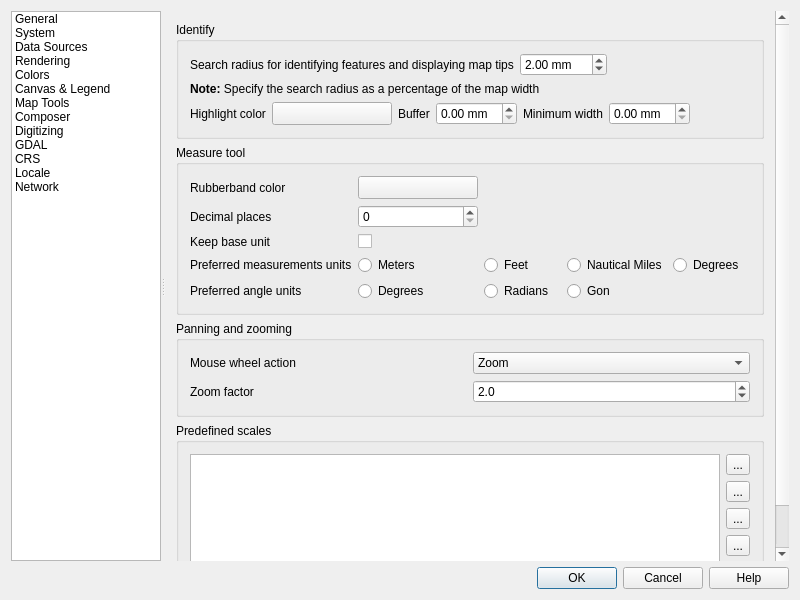
qgis/QGIS, file src/ui/qgsoptionsbase.ui: the form before one commit.
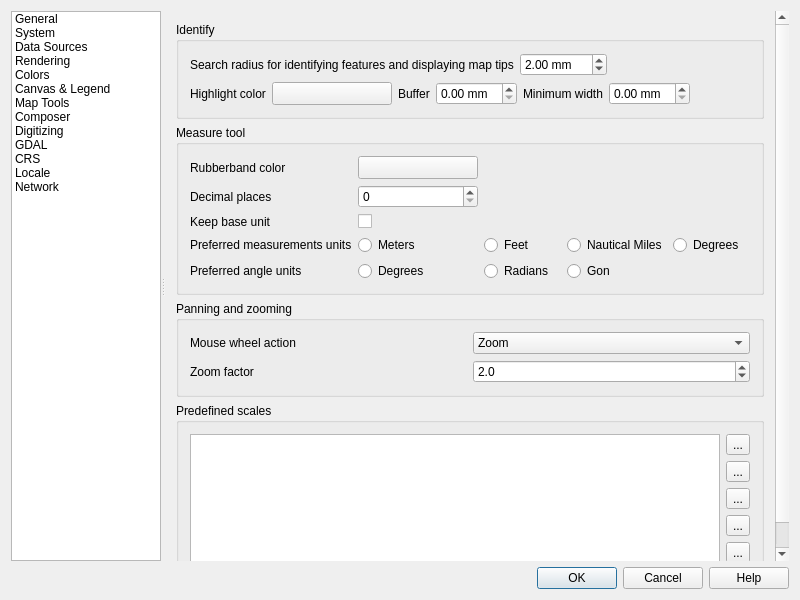
The form after the commit. The open tabs and pages were chosen to show the change. Icons and pictures are not drawn. Custom widgets are drawn as their Qt base class.

Commit message: Remove note which is no longer applicable

```diff
--- a/src/ui/qgsoptionsbase.ui
+++ b/src/ui/qgsoptionsbase.ui
@@ -2846,16 +2846,6 @@
                     </item>
                    </layout>
                   </item>
-                  <item>
-                   <widget class="QLabel" name="textLabel2">
-                    <property name="text">
-                     <string>&lt;b&gt;Note:&lt;/b&gt; Specify the search radius as a percentage of the map width</string>
-                    </property>
-                    <property name="wordWrap">
-                     <bool>false</bool>
-                    </property>
-                   </widget>
-                  </item>
                   <item>
                    <layout class="QHBoxLayout" name="mIdentifyHighlightHorizontalLayout">
                     <item>
```
